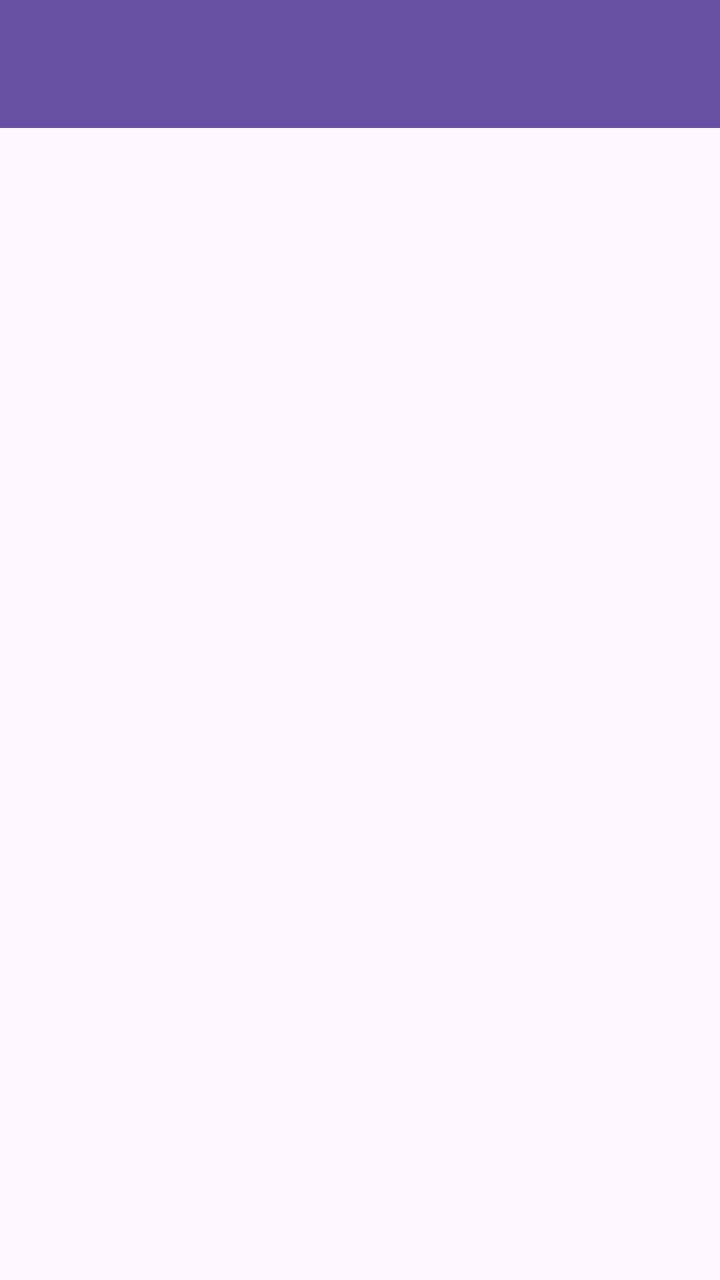
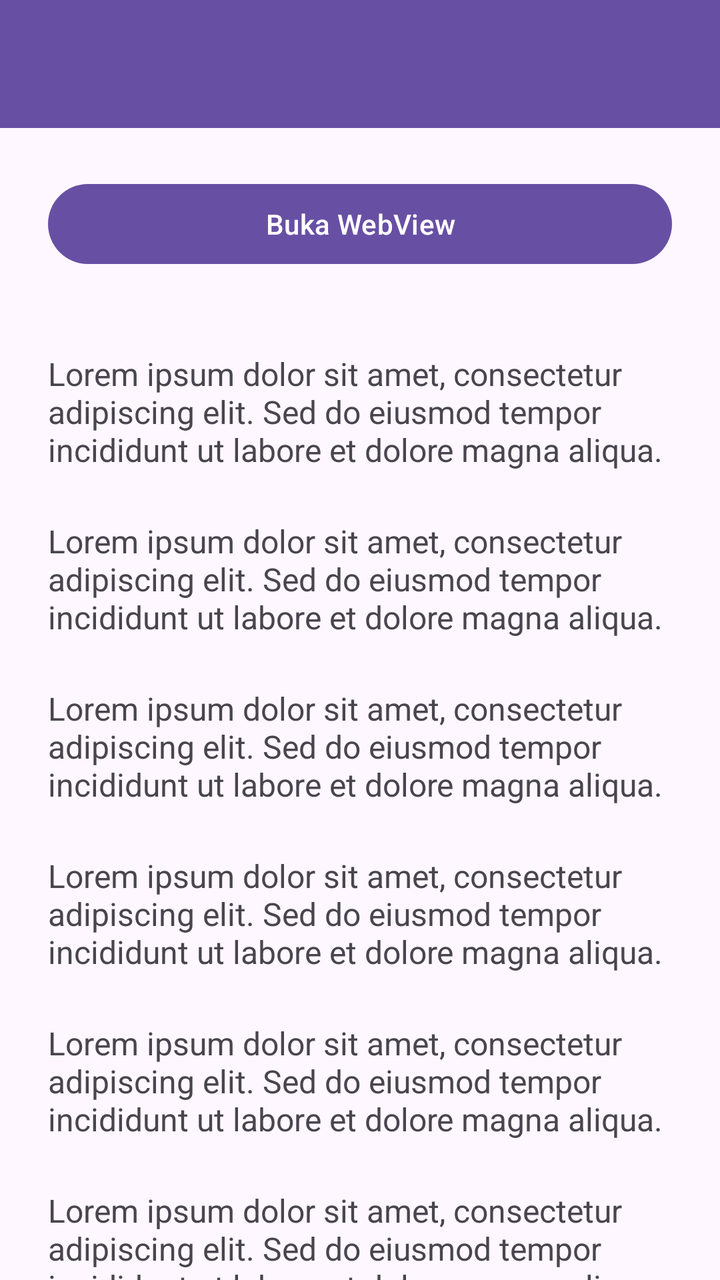

Before-and-after screenshots of an Android layout around one commit, followed by the original layout XML and the change that was made.
<!-- AndroidManifest.xml: application theme Theme.Alfiqapps -->
<!-- res/layout/activity_fifth.xml -->
<?xml version="1.0" encoding="utf-8"?>
<androidx.constraintlayout.widget.ConstraintLayout xmlns:android="http://schemas.android.com/apk/res/android"
    xmlns:app="http://schemas.android.com/apk/res-auto"
    xmlns:tools="http://schemas.android.com/tools"
    android:id="@+id/main"
    android:layout_width="match_parent"
    android:layout_height="match_parent"
    tools:context=".pertemuan_5.FifthActivity">

    <androidx.appcompat.widget.Toolbar
        android:id="@+id/toolbar"
        android:layout_width="match_parent"
        android:layout_height="?attr/actionBarSize"
        android:background="?attr/colorPrimary"
        app:titleTextColor="@android:color/white"
        app:subtitleTextColor="@android:color/white"
        app:layout_constraintTop_toTopOf="parent"
        app:layout_constraintStart_toStartOf="parent"
        app:layout_constraintEnd_toEndOf="parent" />

</androidx.constraintlayout.widget.ConstraintLayout>
<!-- resources referenced by this layout -->
<resources>
  <style name="Theme.Alfiqapps" parent="Base.Theme.Alfiqapps" />
  <style name="Base.Theme.Alfiqapps" parent="Theme.Material3.DayNight.NoActionBar">
          
          
      </style>
</resources>

<!-- the commit's change to res/layout/activity_fifth.xml (unified diff, before → after) -->
@@ -1,5 +1,5 @@
 <?xml version="1.0" encoding="utf-8"?>
-<androidx.constraintlayout.widget.ConstraintLayout xmlns:android="http://schemas.android.com/apk/res/android"
+<androidx.coordinatorlayout.widget.CoordinatorLayout xmlns:android="http://schemas.android.com/apk/res/android"
     xmlns:app="http://schemas.android.com/apk/res-auto"
     xmlns:tools="http://schemas.android.com/tools"
     android:id="@+id/main"
@@ -7,15 +7,147 @@
     android:layout_height="match_parent"
     tools:context=".pertemuan_5.FifthActivity">
 
-    <androidx.appcompat.widget.Toolbar
-        android:id="@+id/toolbar"
+    <com.google.android.material.appbar.AppBarLayout
         android:layout_width="match_parent"
-        android:layout_height="?attr/actionBarSize"
-        android:background="?attr/colorPrimary"
-        app:titleTextColor="@android:color/white"
-        app:subtitleTextColor="@android:color/white"
-        app:layout_constraintTop_toTopOf="parent"
-        app:layout_constraintStart_toStartOf="parent"
-        app:layout_constraintEnd_toEndOf="parent" />
+        android:layout_height="wrap_content">
 
-</androidx.constraintlayout.widget.ConstraintLayout>
+        <androidx.appcompat.widget.Toolbar
+            android:id="@+id/toolbar"
+            android:layout_width="match_parent"
+            android:layout_height="?attr/actionBarSize"
+            android:background="?attr/colorPrimary"
+            app:titleTextColor="@android:color/white"
+            app:subtitleTextColor="@android:color/white"
+            app:layout_scrollFlags="scroll|enterAlways" />
+
+    </com.google.android.material.appbar.AppBarLayout>
+
+    
+    <androidx.core.widget.NestedScrollView
+        android:layout_width="match_parent"
+        android:layout_height="match_parent"
+        app:layout_behavior="@string/appbar_scrolling_view_behavior"
+        android:padding="24dp"
+        android:clipToPadding="false">
+
+        <LinearLayout
+            android:layout_width="match_parent"
+            android:layout_height="wrap_content"
+            android:orientation="vertical"
+            android:gravity="center_horizontal">
+
+            <Button
+                android:id="@+id/btnWebView"
+                android:layout_width="match_parent"
+                android:layout_height="wrap_content"
+                android:text="Buka WebView"
+                android:layout_marginBottom="16dp"/>
+
+
+            
+            <TextView
+                android:layout_width="match_parent"
+                android:layout_height="wrap_content"
+                android:text="Lorem ipsum dolor sit amet, consectetur adipiscing elit. Sed do eiusmod tempor incididunt ut labore et dolore magna aliqua. "
+                android:textSize="16sp"
+                android:layout_marginTop="24dp" />
+            <TextView
+                android:layout_width="match_parent"
+                android:layout_height="wrap_content"
+                android:text="Lorem ipsum dolor sit amet, consectetur adipiscing elit. Sed do eiusmod tempor incididunt ut labore et dolore magna aliqua. "
+                android:textSize="16sp"
+                android:layout_marginTop="24dp" />
+            <TextView
+                android:layout_width="match_parent"
+                android:layout_height="wrap_content"
+                android:text="Lorem ipsum dolor sit amet, consectetur adipiscing elit. Sed do eiusmod tempor incididunt ut labore et dolore magna aliqua. "
+                android:textSize="16sp"
+                android:layout_marginTop="24dp" />
+            <TextView
+                android:layout_width="match_parent"
+                android:layout_height="wrap_content"
+                android:text="Lorem ipsum dolor sit amet, consectetur adipiscing elit. Sed do eiusmod tempor incididunt ut labore et dolore magna aliqua. "
+                android:textSize="16sp"
+                android:layout_marginTop="24dp" />
+            <TextView
+                android:layout_width="match_parent"
+                android:layout_height="wrap_content"
+                android:text="Lorem ipsum dolor sit amet, consectetur adipiscing elit. Sed do eiusmod tempor incididunt ut labore et dolore magna aliqua. "
+                android:textSize="16sp"
+                android:layout_marginTop="24dp" />
+            <TextView
+                android:layout_width="match_parent"
+                android:layout_height="wrap_content"
+                android:text="Lorem ipsum dolor sit amet, consectetur adipiscing elit. Sed do eiusmod tempor incididunt ut labore et dolore magna aliqua. "
+                android:textSize="16sp"
+                android:layout_marginTop="24dp" />
+            <TextView
+                android:layout_width="match_parent"
+                android:layout_height="wrap_content"
+                android:text="Lorem ipsum dolor sit amet, consectetur adipiscing elit. Sed do eiusmod tempor incididunt ut labore et dolore magna aliqua. "
+                android:textSize="16sp"
+                android:layout_marginTop="24dp" />
+            <TextView
+                android:layout_width="match_parent"
+                android:layout_height="wrap_content"
+                android:text="Lorem ipsum dolor sit amet, consectetur adipiscing elit. Sed do eiusmod tempor incididunt ut labore et dolore magna aliqua. "
+                android:textSize="16sp"
+                android:layout_marginTop="24dp" />
+            <TextView
+                android:layout_width="match_parent"
+                android:layout_height="wrap_content"
+                android:text="Lorem ipsum dolor sit amet, consectetur adipiscing elit. Sed do eiusmod tempor incididunt ut labore et dolore magna aliqua. "
+                android:textSize="16sp"
+                android:layout_marginTop="24dp" />
+            <TextView
+                android:layout_width="match_parent"
+                android:layout_height="wrap_content"
+                android:text="Lorem ipsum dolor sit amet, consectetur adipiscing elit. Sed do eiusmod tempor incididunt ut labore et dolore magna aliqua. "
+                android:textSize="16sp"
+                android:layout_marginTop="24dp" />
+            <TextView
+                android:layout_width="match_parent"
+                android:layout_height="wrap_content"
+                android:text="Lorem ipsum dolor sit amet, consectetur adipiscing elit. Sed do eiusmod tempor incididunt ut labore et dolore magna aliqua. "
+                android:textSize="16sp"
+                android:layout_marginTop="24dp" />
+            <TextView
+                android:layout_width="match_parent"
+                android:layout_height="wrap_content"
+                android:text="Lorem ipsum dolor sit amet, consectetur adipiscing elit. Sed do eiusmod tempor incididunt ut labore et dolore magna aliqua. "
+                android:textSize="16sp"
+                android:layout_marginTop="24dp" />
+            <TextView
+                android:layout_width="match_parent"
+                android:layout_height="wrap_content"
+                android:text="Lorem ipsum dolor sit amet, consectetur adipiscing elit. Sed do eiusmod tempor incididunt ut labore et dolore magna aliqua. "
+                android:textSize="16sp"
+                android:layout_marginTop="24dp" />
+            <TextView
+                android:layout_width="match_parent"
+                android:layout_height="wrap_content"
+                android:text="Lorem ipsum dolor sit amet, consectetur adipiscing elit. Sed do eiusmod tempor incididunt ut labore et dolore magna aliqua. "
+                android:textSize="16sp"
+                android:layout_marginTop="24dp" />
+            <TextView
+                android:layout_width="match_parent"
+                android:layout_height="wrap_content"
+                android:text="Lorem ipsum dolor sit amet, consectetur adipiscing elit. Sed do eiusmod tempor incididunt ut labore et dolore magna aliqua. "
+                android:textSize="16sp"
+                android:layout_marginTop="24dp" />
+            <TextView
+                android:layout_width="match_parent"
+                android:layout_height="wrap_content"
+                android:text="Lorem ipsum dolor sit amet, consectetur adipiscing elit. Sed do eiusmod tempor incididunt ut labore et dolore magna aliqua. "
+                android:textSize="16sp"
+                android:layout_marginTop="24dp" />
+            <TextView
+                android:layout_width="match_parent"
+                android:layout_height="wrap_content"
+                android:text="Lorem ipsum dolor sit amet, consectetur adipiscing elit. Sed do eiusmod tempor incididunt ut labore et dolore magna aliqua. "
+                android:textSize="16sp"
+                android:layout_marginTop="24dp" />
+        </LinearLayout>
+    </androidx.core.widget.NestedScrollView>
+
+</androidx.coordinatorlayout.widget.CoordinatorLayout>
